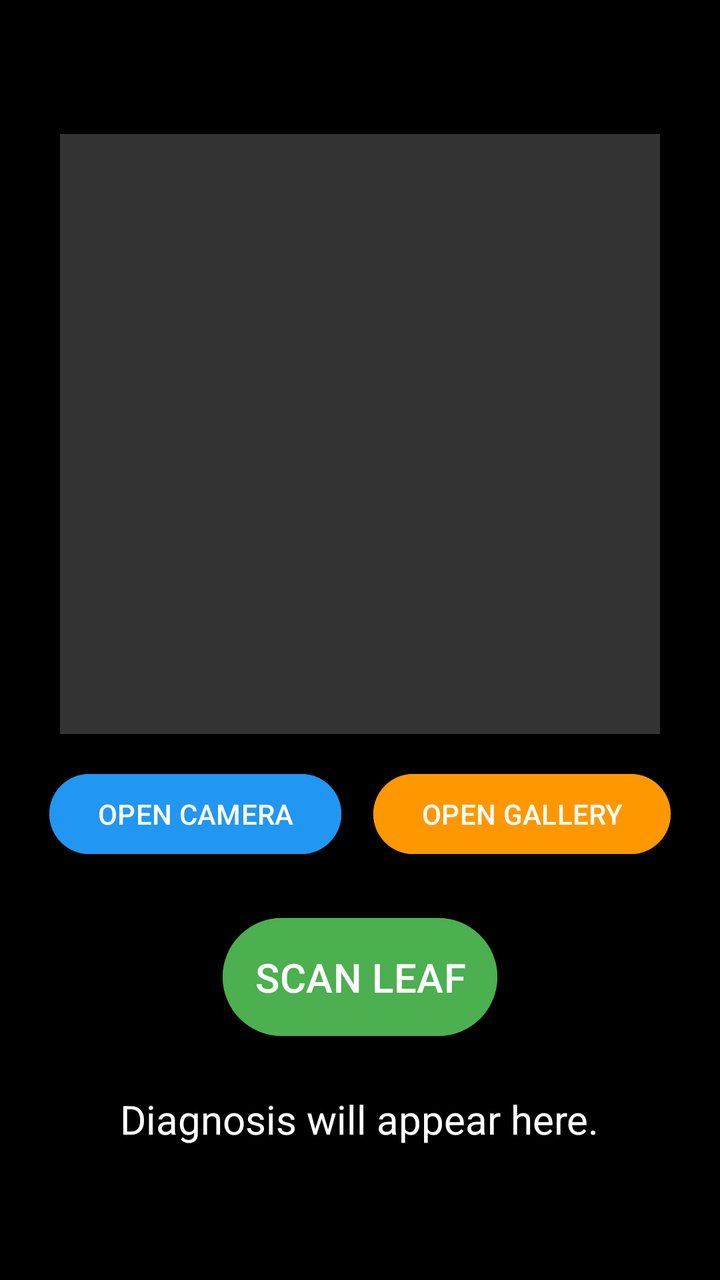
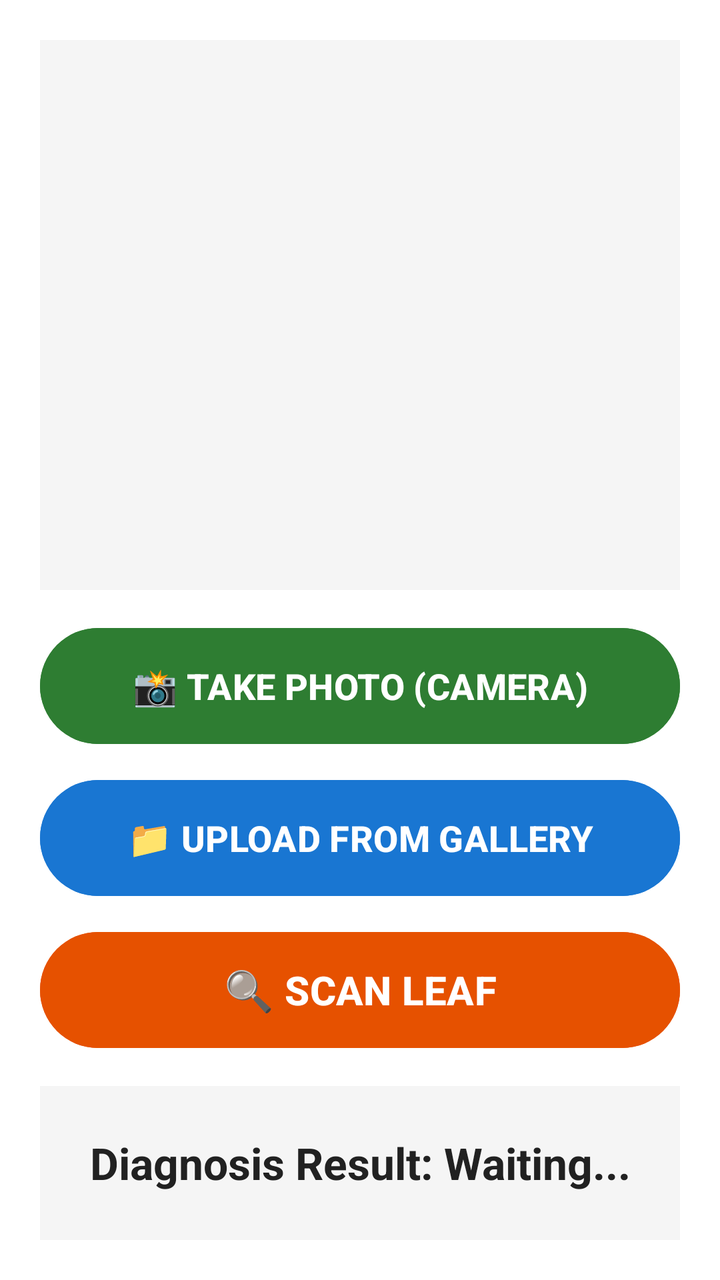

The first picture is an Android layout as it rendered before a commit; the second is the same layout after the commit. The layout source and the unified diff follow.
<!-- AndroidManifest.xml: application theme Theme.KisanMitra -->
<!-- res/layout/activity_main.xml -->
<?xml version="1.0" encoding="utf-8"?>
<LinearLayout xmlns:android="http://schemas.android.com/apk/res/android"
    android:layout_width="match_parent"
    android:layout_height="match_parent"
    android:orientation="vertical"
    android:gravity="center"
    android:padding="16dp"
    android:background="#000000">

    <ImageView
        android:id="@+id/leafImageView"
        android:layout_width="300dp"
        android:layout_height="300dp"
        android:background="#333333"
        android:scaleType="centerCrop"
        android:layout_marginBottom="16dp" />

    <LinearLayout
        android:layout_width="match_parent"
        android:layout_height="wrap_content"
        android:orientation="horizontal"
        android:gravity="center"
        android:layout_marginBottom="24dp">

        <Button
            android:id="@+id/btnCamera"
            android:layout_width="wrap_content"
            android:layout_height="wrap_content"
            android:text="OPEN CAMERA"
            android:layout_marginEnd="8dp"
            android:backgroundTint="#2196F3"
            android:textColor="#FFFFFF"/>

        <Button
            android:id="@+id/btnGallery"
            android:layout_width="wrap_content"
            android:layout_height="wrap_content"
            android:text="OPEN GALLERY"
            android:layout_marginStart="8dp"
            android:backgroundTint="#FF9800"
            android:textColor="#FFFFFF"/>
    </LinearLayout>

    <Button
        android:id="@+id/scanButton"
        android:layout_width="wrap_content"
        android:layout_height="wrap_content"
        android:text="SCAN LEAF"
        android:textSize="20sp"
        android:padding="16dp"
        android:backgroundTint="#4CAF50"
        android:textColor="#FFFFFF"
        android:layout_marginBottom="24dp"/>

    <TextView
        android:id="@+id/resultTextView"
        android:layout_width="wrap_content"
        android:layout_height="wrap_content"
        android:text="Diagnosis will appear here."
        android:textSize="20sp"
        android:textColor="#FFFFFF"
        android:textAlignment="center"/>

</LinearLayout>
<!-- resources referenced by this layout -->
<resources>
  <style name="Theme.KisanMitra" parent="Base.Theme.KisanMitra" />
  <style name="Base.Theme.KisanMitra" parent="Theme.Material3.DayNight.NoActionBar">
          
          
      </style>
</resources>

<!-- the commit's change to res/layout/activity_main.xml (unified diff, before → after) -->
@@ -3,62 +3,67 @@
     android:layout_width="match_parent"
     android:layout_height="match_parent"
     android:orientation="vertical"
-    android:gravity="center"
-    android:padding="16dp"
-    android:background="#000000">
+    android:background="#FFFFFF"
+    android:padding="20dp"
+    android:weightSum="10">
 
     <ImageView
-        android:id="@+id/leafImageView"
-        android:layout_width="300dp"
-        android:layout_height="300dp"
-        android:background="#333333"
+        android:id="@+id/imageView"
+        android:layout_width="match_parent"
+        android:layout_height="0dp"
+        android:layout_weight="5"
         android:scaleType="centerCrop"
-        android:layout_marginBottom="16dp" />
-
-    <LinearLayout
-        android:layout_width="match_parent"
-        android:layout_height="wrap_content"
-        android:orientation="horizontal"
-        android:gravity="center"
-        android:layout_marginBottom="24dp">
-
-        <Button
-            android:id="@+id/btnCamera"
-            android:layout_width="wrap_content"
-            android:layout_height="wrap_content"
-            android:text="OPEN CAMERA"
-            android:layout_marginEnd="8dp"
-            android:backgroundTint="#2196F3"
-            android:textColor="#FFFFFF"/>
-
-        <Button
-            android:id="@+id/btnGallery"
-            android:layout_width="wrap_content"
-            android:layout_height="wrap_content"
-            android:text="OPEN GALLERY"
-            android:layout_marginStart="8dp"
-            android:backgroundTint="#FF9800"
-            android:textColor="#FFFFFF"/>
-    </LinearLayout>
+        android:background="#F5F5F5"
+        android:contentDescription="Crop leaf image preview"
+        android:layout_marginBottom="15dp" />
 
     <Button
-        android:id="@+id/scanButton"
-        android:layout_width="wrap_content"
-        android:layout_height="wrap_content"
-        android:text="SCAN LEAF"
+        android:id="@+id/btnCamera"
+        android:layout_width="match_parent"
+        android:layout_height="0dp"
+        android:layout_weight="1.2"
+        android:text="📸 TAKE PHOTO (CAMERA)"
+        android:textSize="18sp"
+        android:textStyle="bold"
+        android:textColor="#FFFFFF"
+        android:backgroundTint="#2E7D32"
+        android:layout_marginBottom="10dp" />
+
+    <Button
+        android:id="@+id/btnGallery"
+        android:layout_width="match_parent"
+        android:layout_height="0dp"
+        android:layout_weight="1.2"
+        android:text="📁 UPLOAD FROM GALLERY"
+        android:textSize="18sp"
+        android:textStyle="bold"
+        android:textColor="#FFFFFF"
+        android:backgroundTint="#1976D2"
+        android:layout_marginBottom="10dp" />
+
+    <Button
+        android:id="@+id/btnScan"
+        android:layout_width="match_parent"
+        android:layout_height="0dp"
+        android:layout_weight="1.2"
+        android:text="🔍 SCAN LEAF"
         android:textSize="20sp"
-        android:padding="16dp"
-        android:backgroundTint="#4CAF50"
+        android:textStyle="bold"
         android:textColor="#FFFFFF"
-        android:layout_marginBottom="24dp"/>
+        android:backgroundTint="#E65100"
+        android:layout_marginBottom="15dp" />
 
     <TextView
-        android:id="@+id/resultTextView"
-        android:layout_width="wrap_content"
-        android:layout_height="wrap_content"
-        android:text="Diagnosis will appear here."
-        android:textSize="20sp"
-        android:textColor="#FFFFFF"
-        android:textAlignment="center"/>
+        android:id="@+id/tvResult"
+        android:layout_width="match_parent"
+        android:layout_height="0dp"
+        android:layout_weight="1.4"
+        android:text="Diagnosis Result: Waiting..."
+        android:textSize="22sp"
+        android:textStyle="bold"
+        android:textColor="#212121"
+        android:gravity="center"
+        android:background="#F5F5F5"
+        android:padding="10dp" />
 
 </LinearLayout>
